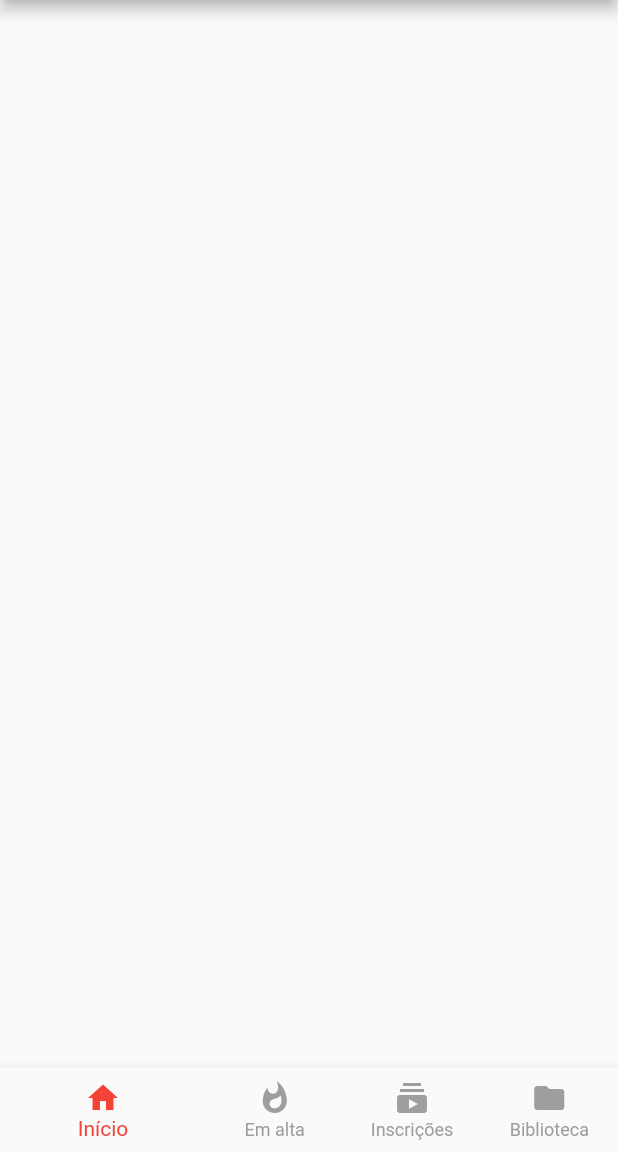
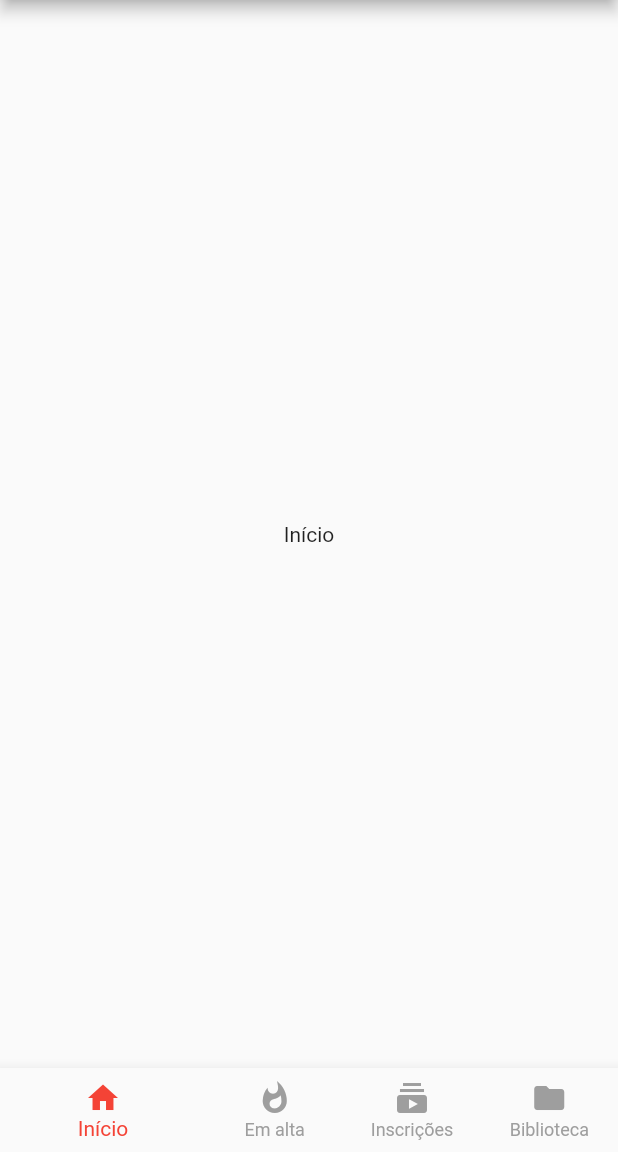
Before and after one commit to kauemurakami/youtube-api-flutter, a Flutter app: the screen it shows after launch, on a phone screen of 412 x 824 dp, the part 84-1236 px from its top. Run offline on Flutter 3.47's test engine with Material 2 defaults, Android fonts, the phone set to English and light mode, and no system bars.

Commit message:
configurando BottomNavigationBar e criando telas para navegação

```diff
--- a/lib/home.dart
+++ b/lib/home.dart
@@ -1,4 +1,8 @@
 import 'package:flutter/material.dart';
+import 'package:youtube_flutter_app/telas/biblioteca.dart';
+import 'package:youtube_flutter_app/telas/em_alta.dart';
+import 'package:youtube_flutter_app/telas/incricoes.dart';
+import 'package:youtube_flutter_app/telas/inicio.dart';
 
 class Home extends StatefulWidget {
   @override
@@ -13,10 +17,10 @@ class _HomeState extends State<Home> {
 
 
     List<Widget> telas = [
-      Text("Ínicio"),
-      Text("Em alta"),
-      Text("Inscrições"),
-      Text("Biblioteca"),
+      Inicio(),
+      EmAlta(),
+      Inscricoes(),
+      Biblioteca()
     ];
 
     return Scaffold(
@@ -52,7 +56,7 @@ class _HomeState extends State<Home> {
             ),
         ],
       ),
-      body: Container(),
+      body: telas[_indiceAtual],
       bottomNavigationBar: BottomNavigationBar(
         unselectedItemColor: Colors.grey,
         showUnselectedLabels: true,
--- /dev/null
+++ b/lib/telas/inicio.dart
@@ -0,0 +1,17 @@
+import 'package:flutter/material.dart';
+
+class Inicio extends StatefulWidget {
+  @override
+  _InicioState createState() => _InicioState();
+}
+
+class _InicioState extends State<Inicio> {
+  @override
+  Widget build(BuildContext context) {
+    return Container(
+      child: Center(
+        child: Text("Início")
+        ),
+    );
+  }
+}
```
Also changed, not shown: lib/telas/biblioteca.dart (added, +17 -0 lines), lib/telas/em_alta.dart (added, +17 -0 lines), lib/telas/incricoes.dart (added, +17 -0 lines).
